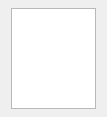
First picture: the form in src/ui/viewers/hexdumpviewer.ui, repository markdavidlong/AppleSAWS, before the edit.
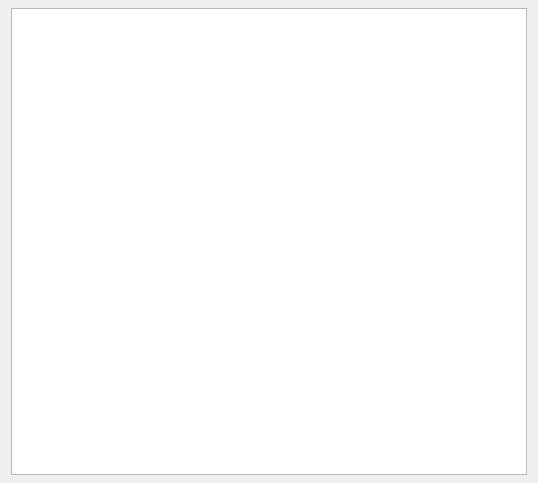
Second picture: the form after the edit. Custom widgets are drawn as their Qt base class.

```diff
--- a/src/ui/viewers/hexdumpviewer.ui
+++ b/src/ui/viewers/hexdumpviewer.ui
@@ -6,8 +6,8 @@
    <rect>
     <x>0</x>
     <y>0</y>
-    <width>107</width>
-    <height>117</height>
+    <width>538</width>
+    <height>483</height>
    </rect>
   </property>
   <property name="windowTitle">
```
